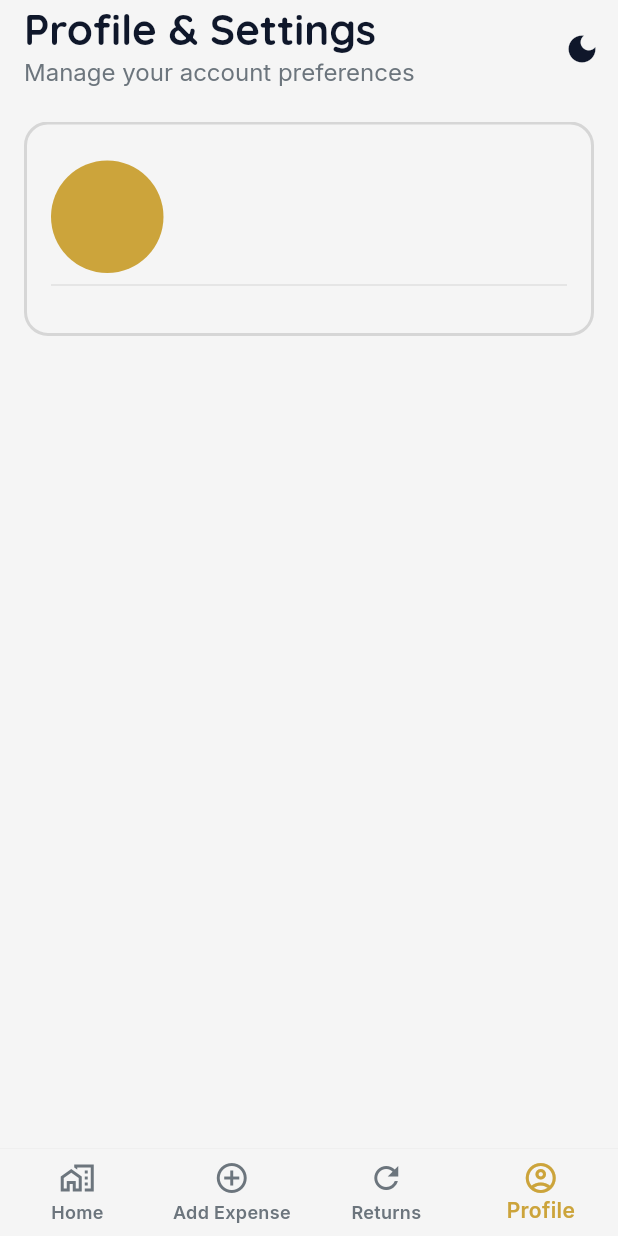
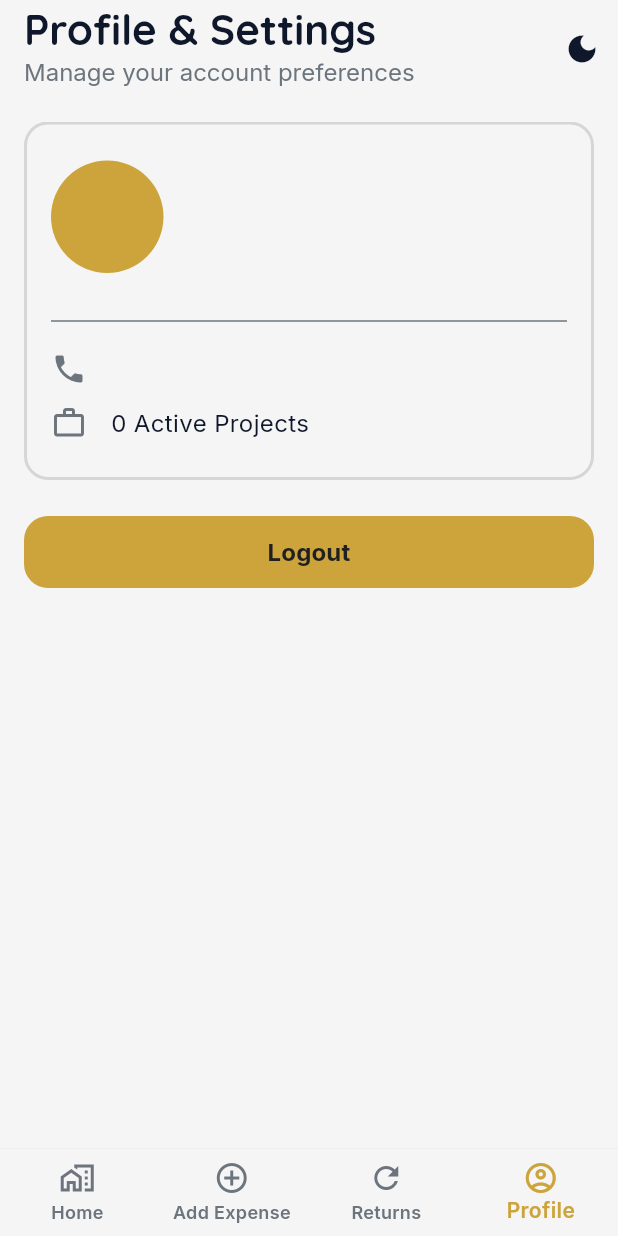
Before and after one commit to umairshahid622/buraq_enterprise_employee, a Flutter app: the ProfileScreenWidget screen opened by its route, on a phone screen of 412 x 824 dp. Run offline on Flutter 3.47's test engine with Material 3 defaults, Android fonts, the phone set to English and light mode, and no system bars; our stand-ins replace cloud_firestore, dropdown_button2, firebase_auth, firebase_core, get, get_storage and 2 more; accounts and stored records are empty.

Commit message:
Enhance profile screen: implement logout functionality, update UI with loading state, and improve divider styling

```diff
--- a/lib/screen/controllers/profile/profile_screen_controller.dart
+++ b/lib/screen/controllers/profile/profile_screen_controller.dart
@@ -1,9 +1,13 @@
+import 'package:buraq_enterprise_employee/core/constants/app_enum.dart';
 import 'package:buraq_enterprise_employee/models/user_model.dart';
 import 'package:buraq_enterprise_employee/screen/controllers/common/user_controller.dart';
+import 'package:buraq_enterprise_employee/utils/app_helper.dart';
+import 'package:buraq_enterprise_employee/utils/app_util.dart';
 import 'package:get/get.dart';
 
 class ProfileScreenController extends GetxController {
   late final UserController _userController;
+  RxBool isLogoutProcessing = false.obs;
 
   @override
   void onInit() {
@@ -23,4 +27,18 @@ class ProfileScreenController extends GetxController {
       return UserModel.empty();
     }
   }
+
+  Future<void> logout() async{
+    isLogoutProcessing.value = true;
+    try {
+      await _userController.signOut();
+    } catch (e) {
+      String error = AppHelper.getFirebaseErrorMessage(message: e.toString());
+      AppUtils.showToast(label: error, vairant: ToastVariants.error);
+    } finally {
+      isLogoutProcessing.value = false;
+    }
+  }
+
+
 }
--- a/lib/screen/widgets/profile/profile_screen_widget.dart
+++ b/lib/screen/widgets/profile/profile_screen_widget.dart
@@ -5,6 +5,7 @@ import 'package:buraq_enterprise_employee/utils/app_util.dart';
 import 'package:buraq_enterprise_employee/utils/widgets/app_card_widget.dart';
 import 'package:buraq_enterprise_employee/utils/widgets/app_scroll_body.dart';
 import 'package:buraq_enterprise_employee/utils/widgets/app_text.dart';
+import 'package:buraq_enterprise_employee/utils/widgets/buttons/app_filled_button.dart';
 import 'package:flutter/material.dart';
 import 'package:get/get.dart';
 
@@ -18,7 +19,12 @@ class ProfileScreenWidget extends StatelessWidget {
       dispose: (state) => Get.delete<ProfileScreenController>(),
       builder: (controller) {
         return AppScrollableBody(
-          child: Column(children: [employeeCard(controller, context)]),
+          child: Column(children: [employeeCard(controller, context),
+            SizedBox(height: AppConstants.commonVerticalSpacing),
+           Obx(()=> AppFilledButton(
+            isLoading: controller.isLogoutProcessing.value,
+            onPressedCallBack: controller.logout, buttonText: "Logout")),
+          ]),
         );
       },
     );
@@ -51,9 +57,32 @@ class ProfileScreenWidget extends StatelessWidget {
               ),
             ],
           ),
-          AppUtils.divider(),
+          SizedBox(height: AppConstants.commonVerticalSpacing),
+          AppUtils.divider(colorScheme: context.appColors),
+          SizedBox(height: AppConstants.commonVerticalSpacing / 2),
+          contactRow(context: context, text: controller.user.phoneNumber),
+          SizedBox(height: AppConstants.commonVerticalSpacing / 2),
+          contactRow(
+            context: context,
+            text: "0 Active Projects",
+            icon: Icons.work_outline,
+          ),
         ],
       ),
     );
   }
+
+  Row contactRow({
+    required BuildContext context,
+    required String text,
+    IconData icon = Icons.phone,
+  }) {
+    return Row(
+      children: [
+        Icon(icon, color: context.appColors.secondary),
+        SizedBox(width: AppConstants.commonHorizontalSpacing),
+        AppTextBody(text: text, color: context.appColors.text),
+      ],
+    );
+  }
 }
--- a/lib/utils/app_util.dart
+++ b/lib/utils/app_util.dart
@@ -195,7 +195,7 @@ class AppUtils {
     );
   }
 
-  static Divider divider({double thickness = 1.0}) {
-    return Divider(color: Colors.grey[300], thickness: thickness);
+  static Divider divider({required AppColorScheme colorScheme, double thickness = 1.0}) {
+    return Divider(color: colorScheme.secondary, thickness: thickness);
   }
 }
```
